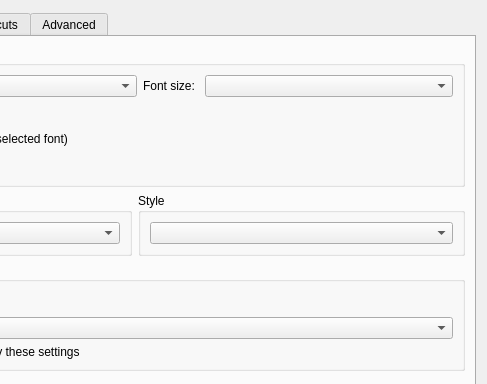
Qt form src/ui/include/optionsdialog.ui (64x-lunicorn/LogSquirl) before a commit; both pictures show x 217 to 704 and y 0 to 384 of the 704 by 817 pixel window.
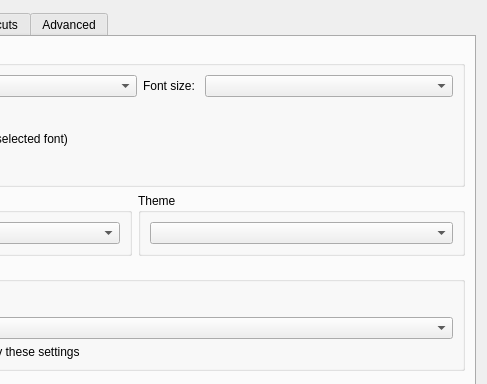
The same form after that commit. The open tabs and pages were chosen to show the change.

Commit message:
refactor: replace StyleManager with token-based ThemeManager
Introduce ThemePalette struct with design tokens for Dark/Light/System
themes. Replace inline stylesheets with centralized toStyleSheet() and
toQPalette(). Add re-entrancy guard and QPointer safety for runtime
theme switching.

WIP - theme switching may still crash on some configurations.

Patch:
```diff
--- a/src/ui/include/optionsdialog.ui
+++ b/src/ui/include/optionsdialog.ui
@@ -347,7 +347,7 @@
          <item>
           <widget class="QGroupBox" name="styleBox">
            <property name="title">
-            <string>Style</string>
+            <string>Theme</string>
            </property>
            <layout class="QVBoxLayout" name="verticalLayout_15">
             <item>
```
The commit also changes 12 other files.
